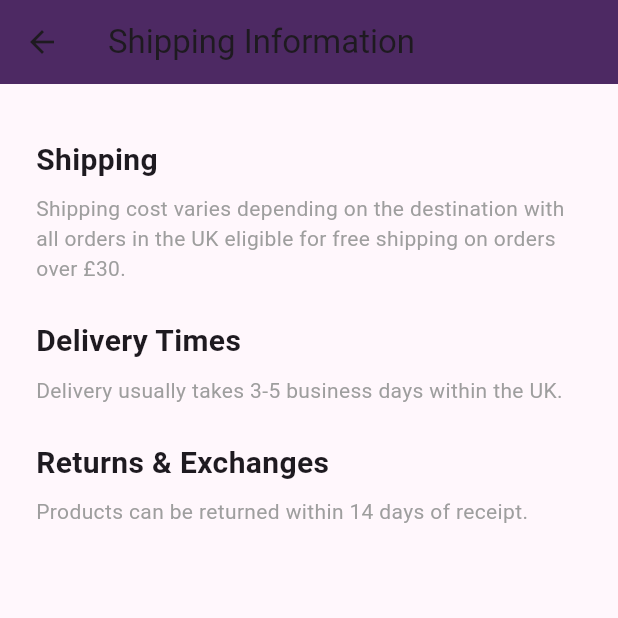
After one commit to Beaujo-sys/Union_Shop, a Flutter app: the ShippingPage screen opened by its route, on a phone screen of 412 x 824 dp, the top half of it. The commit adds this screen. Run offline on Flutter 3.47's test engine with Material 3 defaults, Android fonts, the phone set to English and light mode, and no system bars; network calls fail.

Commit message:
added product shipping_page

```diff
--- a/shop-main/lib/main.dart
+++ b/shop-main/lib/main.dart
@@ -1,6 +1,7 @@
 import 'package:flutter/material.dart';
 import 'package:union_shop/product_page.dart';
 import 'package:union_shop/about_page.dart';
+import 'package:union_shop/shipping_page.dart';
 
 void main() {
   runApp(const UnionShopApp());
@@ -23,6 +24,7 @@ class UnionShopApp extends StatelessWidget {
         '/': (context) => const HomeScreen(),
         '/product': (context) => const ProductPage(),
         '/about': (context) => const AboutPage(),
+        '/shipping': (context) => const ShippingPage(),
       },
     );
   }
@@ -448,7 +450,15 @@ class _FooterColumn extends StatelessWidget {
         const SizedBox(height: 8),
         for (final link in links)
           TextButton(
-            onPressed: () {}, // non-functional placeholder
+            onPressed: () {
+              if (link == 'Shipping') {
+                Navigator.pushNamed(context, '/shipping');
+              } else if (link == 'About Us') {
+                Navigator.pushNamed(context, '/about');
+              } else {
+                // non-functional placeholder for other links
+              }
+            },
             style: TextButton.styleFrom(
               padding: EdgeInsets.zero,
               minimumSize: const Size(0, 28),
--- /dev/null
+++ b/shop-main/lib/shipping_page.dart
@@ -0,0 +1,37 @@
+import 'package:flutter/material.dart';
+
+class ShippingPage extends StatelessWidget {
+  const ShippingPage({super.key});
+
+  @override
+  Widget build(BuildContext context) {
+    return Scaffold(
+      appBar: AppBar(
+        title: const Text('Shipping Information'),
+        backgroundColor: const Color(0xFF4d2963),
+      ),
+      body: SingleChildScrollView(
+        padding: const EdgeInsets.all(24),
+        child: Column(
+          crossAxisAlignment: CrossAxisAlignment.start,
+          children: const [
+            SizedBox(height: 12),
+            Text('Shipping', style: TextStyle(fontSize: 20, fontWeight: FontWeight.bold)),
+            SizedBox(height: 8),
+            Text('Shipping cost varies depending on the destination with all orders in the UK eligible for free shipping on orders over £30.', style: TextStyle(color: Colors.grey)), // fill in shipping details here
+
+            SizedBox(height: 24),
+            Text('Delivery Times', style: TextStyle(fontSize: 20, fontWeight: FontWeight.bold)),
+            SizedBox(height: 8),
+            Text('Delivery usually takes 3-5 business days within the UK.', style: TextStyle(color: Colors.grey)), // fill in
+
+            SizedBox(height: 24),
+            Text('Returns & Exchanges', style: TextStyle(fontSize: 20, fontWeight: FontWeight.bold)),
+            SizedBox(height: 8),
+            Text('Products can be returned within 14 days of receipt.', style: TextStyle(color: Colors.grey)), // fill in
+          ],
+        ),
+      ),
+    );
+  }
+}
```
